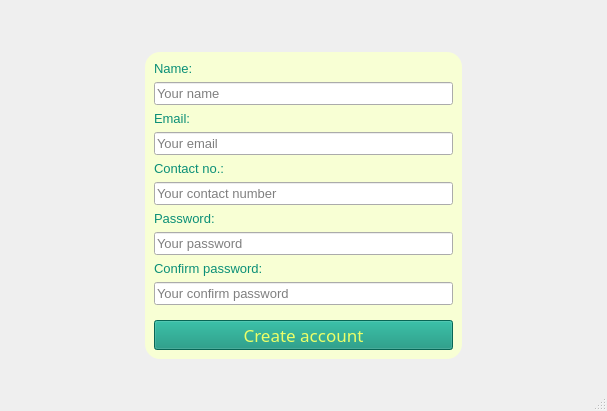
Before: the Qt Designer form ui/signUp/signUp.ui in nguyenbphan12001-rimzy/Do-an-cuoi-ki-Nhom8_KTLT, drawn with Qt 5.
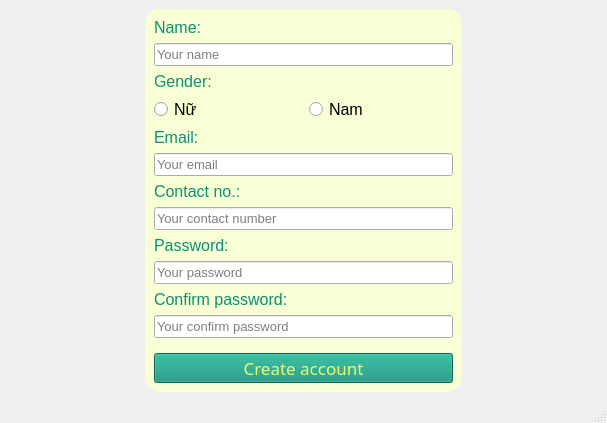
After: the same form once the commit is applied. Icons and pictures are not drawn.

Patch:
```diff
--- a/ui/signUp/signUp.ui
+++ b/ui/signUp/signUp.ui
@@ -97,7 +97,7 @@
             <widget class="QLabel" name="label_14">
              <property name="font">
               <font>
-               <pointsize>10</pointsize>
+               <pointsize>12</pointsize>
               </font>
              </property>
              <property name="styleSheet">
@@ -129,11 +129,63 @@
              </property>
             </widget>
            </item>
+           <item>
+            <widget class="QLabel" name="label_19">
+             <property name="font">
+              <font>
+               <pointsize>12</pointsize>
+              </font>
+             </property>
+             <property name="styleSheet">
+              <string notr="true">color: rgb(11, 143, 119);</string>
+             </property>
+             <property name="text">
+              <string>Gender:</string>
+             </property>
+            </widget>
+           </item>
+           <item>
+            <layout class="QHBoxLayout" name="horizontalLayout" stretch="0,0">
+             <property name="spacing">
+              <number>20</number>
+             </property>
+             <property name="topMargin">
+              <number>0</number>
+             </property>
+             <property name="rightMargin">
+              <number>9</number>
+             </property>
+             <item>
+              <widget class="QRadioButton" name="radioButtonFemale">
+               <property name="font">
+                <font>
+                 <pointsize>12</pointsize>
+                </font>
+               </property>
+               <property name="text">
+                <string>Nữ</string>
+               </property>
+              </widget>
+             </item>
+             <item>
+              <widget class="QRadioButton" name="radioButtonMale">
+               <property name="font">
+                <font>
+                 <pointsize>12</pointsize>
+                </font>
+               </property>
+               <property name="text">
+                <string>Nam</string>
+               </property>
+              </widget>
+             </item>
+            </layout>
+           </item>
            <item>
             <widget class="QLabel" name="label_15">
              <property name="font">
               <font>
-               <pointsize>10</pointsize>
+               <pointsize>12</pointsize>
               </font>
              </property>
              <property name="styleSheet">
@@ -166,7 +218,7 @@
             <widget class="QLabel" name="label_16">
              <property name="font">
               <font>
-               <pointsize>10</pointsize>
+               <pointsize>12</pointsize>
               </font>
              </property>
              <property name="styleSheet">
@@ -199,7 +251,7 @@
             <widget class="QLabel" name="label_17">
              <property name="font">
               <font>
-               <pointsize>10</pointsize>
+               <pointsize>12</pointsize>
               </font>
              </property>
              <property name="styleSheet">
@@ -232,7 +284,7 @@
             <widget class="QLabel" name="label_18">
              <property name="font">
               <font>
-               <pointsize>10</pointsize>
+               <pointsize>12</pointsize>
               </font>
              </property>
              <property name="styleSheet">
```
